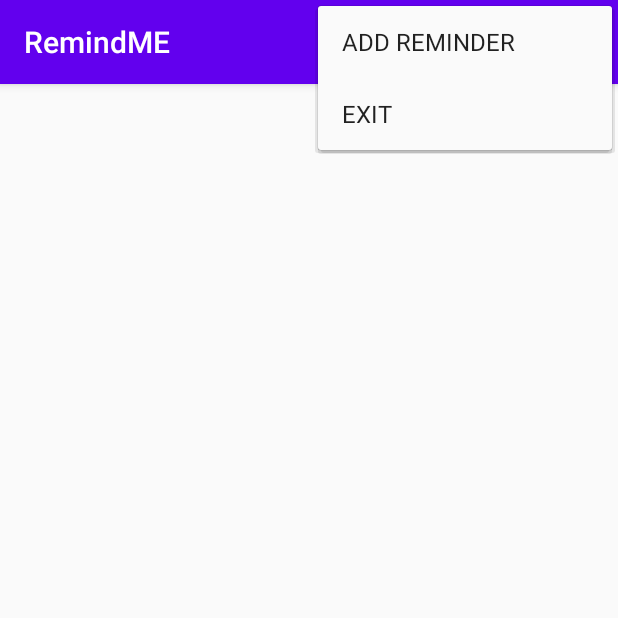
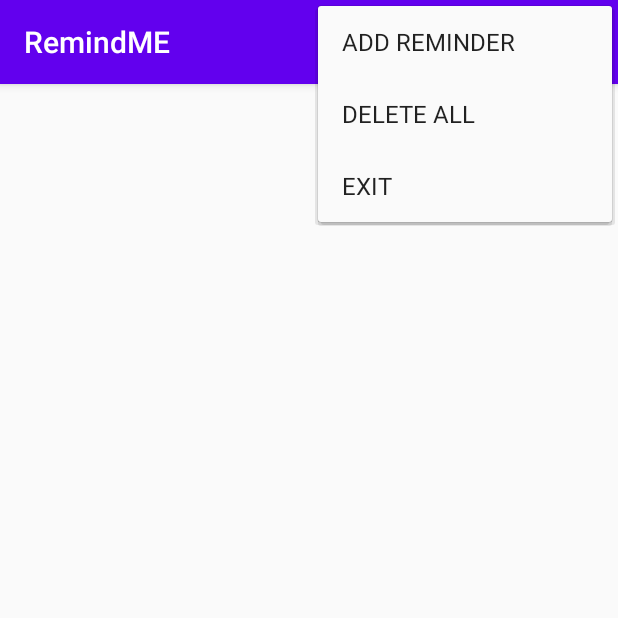
Before and after one commit to mohamed-mokhtar/RemindMe, an Android app: the screen it shows after launch (MainActivity), with the options menu open, on a phone screen of 412 x 824 dp, the top half of it. Run offline under Robolectric (Android 15) with nearby library versions, the phone set to English and light mode, and no system bars.

Commit message:
delete all done

```diff
--- a/app/src/main/java/com/remindme/RemindersDbAdapter.java
+++ b/app/src/main/java/com/remindme/RemindersDbAdapter.java
@@ -119,7 +119,7 @@ public class RemindersDbAdapter {
 
     //TODO implement the function deleteAllReminders() to delete all reminders
     public void deleteAllReminders() {
-        String DELETE_ALL = "DELETE FROM " + TABLE_NAME + " WHERE 1=1 );" ;
+        String DELETE_ALL = "DELETE FROM " + TABLE_NAME + " WHERE( 1=1 );" ;
         Log.w(TAG, DELETE_ALL);
         mDb.execSQL(DELETE_ALL);
     }
--- a/app/src/main/res/layout/delete_warning.xml
+++ b/app/src/main/res/layout/delete_warning.xml
@@ -3,7 +3,8 @@
     xmlns:app="http://schemas.android.com/apk/res-auto"
     xmlns:tools="http://schemas.android.com/tools"
     android:layout_width="match_parent"
-    android:layout_height="match_parent">
+    android:layout_height="match_parent"
+    android:background="#FFFFFF">
 
     <androidx.constraintlayout.widget.ConstraintLayout
         android:layout_width="301dp"
--- a/app/src/main/res/menu/menu_main.xml
+++ b/app/src/main/res/menu/menu_main.xml
@@ -5,6 +5,10 @@
         android:title="@string/action_add"
          />
     <item
+        android:id="@+id/action_deleteAll"
+        android:title="DELETE ALL"
+        />
+    <item
         android:id="@+id/action_exit"
         android:title="@string/action_exit"
          />
```
Also changed, not shown: app/src/main/java/com/remindme/MainActivity.java (+7 -0 lines).
